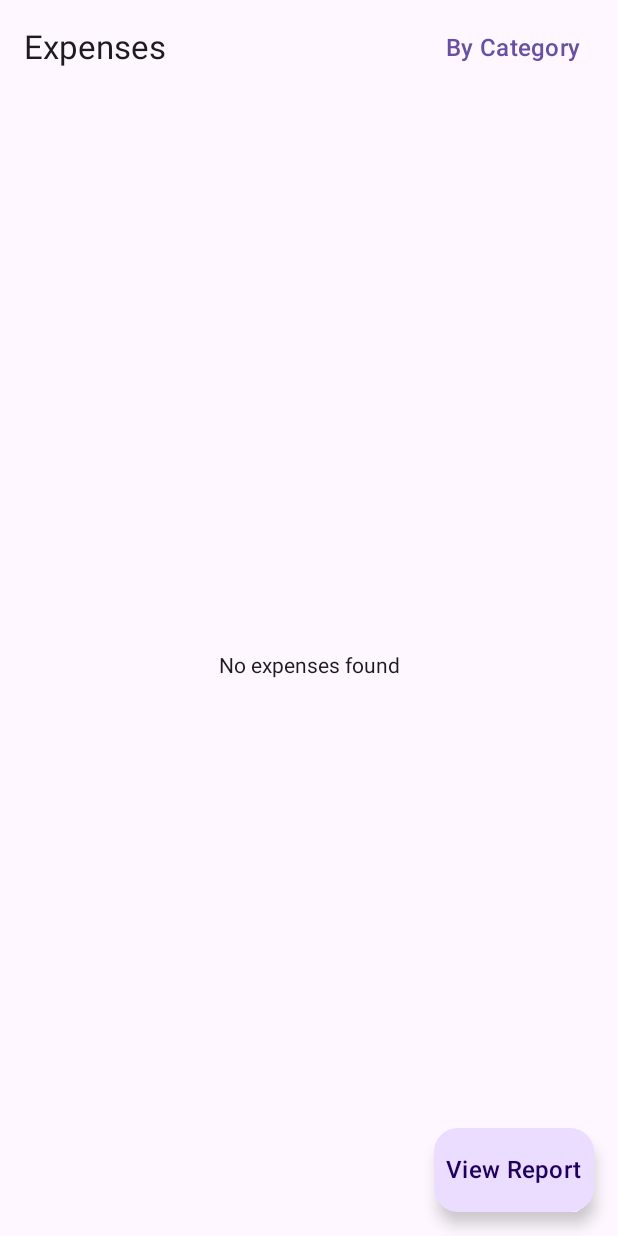
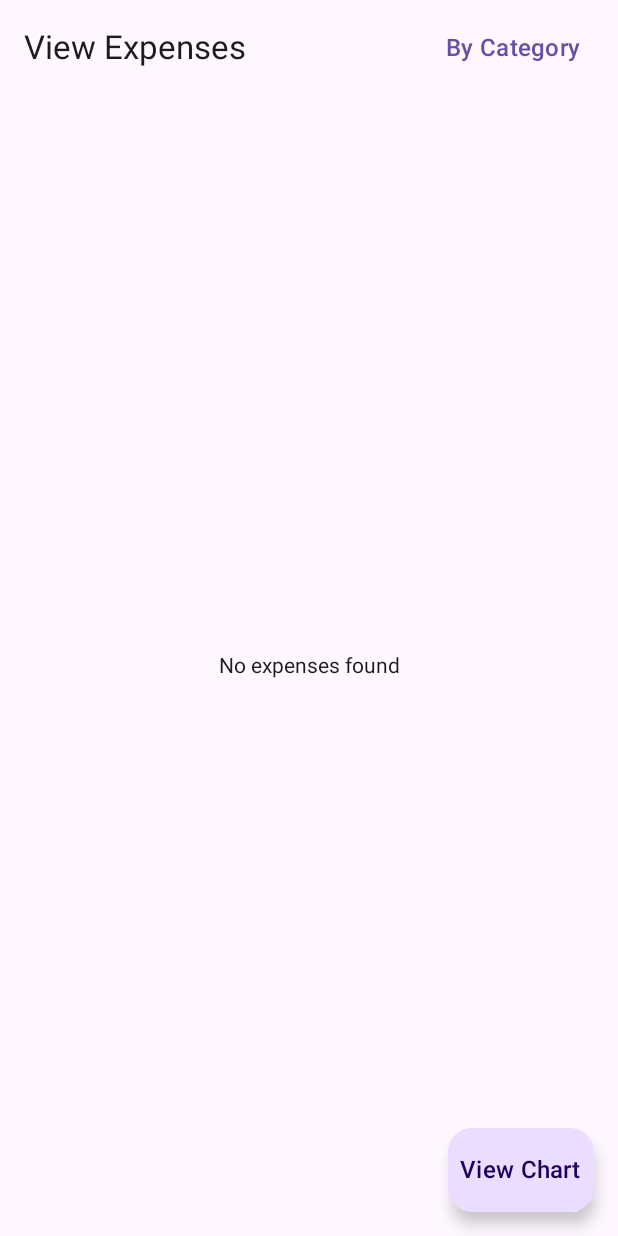
Before and after one commit to sunilshiv/SmartExpenseTracker, an Android app built with Jetpack Compose: the ExpenseListScreen screen opened through its navigation route, on a phone screen of 412 x 824 dp. Run offline under Robolectric (Android 15) with nearby library versions, the phone set to English and light mode, and no system bars; our stand-ins replace Dagger/Hilt's generated code.

Commit message:
final changes

```diff
--- a/app/src/main/AndroidManifest.xml
+++ b/app/src/main/AndroidManifest.xml
@@ -7,7 +7,7 @@
         android:allowBackup="true"
         android:dataExtractionRules="@xml/data_extraction_rules"
         android:fullBackupContent="@xml/backup_rules"
-        android:icon="@mipmap/ic_launcher"
+        android:icon="@mipmap/ic_expense_tracker"
         android:label="@string/app_name"
         android:roundIcon="@mipmap/ic_launcher_round"
         android:supportsRtl="true"
--- a/app/src/main/java/com/assignment/expensetracker/ui/screens/ExpenseEntryScreen.kt
+++ b/app/src/main/java/com/assignment/expensetracker/ui/screens/ExpenseEntryScreen.kt
@@ -47,6 +47,8 @@ fun ExpenseEntryScreen(
     val scale = animateFloatAsState(targetValue = animateScale)
 
     Column(modifier = androidx.compose.ui.Modifier.padding(16.dp)) {
+        Text("Add Expenses:", style = MaterialTheme.typography.titleLarge )
+        Spacer(Modifier.height(12.dp))
         Text("Total Spent Today: ₹${state.totalToday}", style = MaterialTheme.typography.titleLarge )
         Spacer(Modifier.height(12.dp))
 
--- a/app/src/main/java/com/assignment/expensetracker/ui/screens/ExpenseListScreen.kt
+++ b/app/src/main/java/com/assignment/expensetracker/ui/screens/ExpenseListScreen.kt
@@ -34,7 +34,7 @@ fun ExpenseListScreen(
     Scaffold(
         topBar = {
             TopAppBar(
-                title = { Text("Expenses") },
+                title = { Text("View Expenses") },
                 actions = {
                     TextButton(onClick = { viewModel.toggleGroupBy() }) {
                         Text(
@@ -50,7 +50,7 @@ fun ExpenseListScreen(
 
         floatingActionButton = {
             FloatingActionButton(onClick = onNavigateToReport) {
-                Text("View Report",
+                Text("View Chart",
                     style = MaterialTheme.typography.titleMedium,
                     modifier = Modifier.padding(8.dp)
                 )
```
Also changed, not shown: app/src/main/res/mipmap-hdpi/ic_expense_tracker.png (added), app/src/main/res/mipmap-xhdpi/ic_expense_tracker.png (added), app/src/main/res/mipmap-xxhdpi/ic_expense_tracker.png (added), 5 other files.
